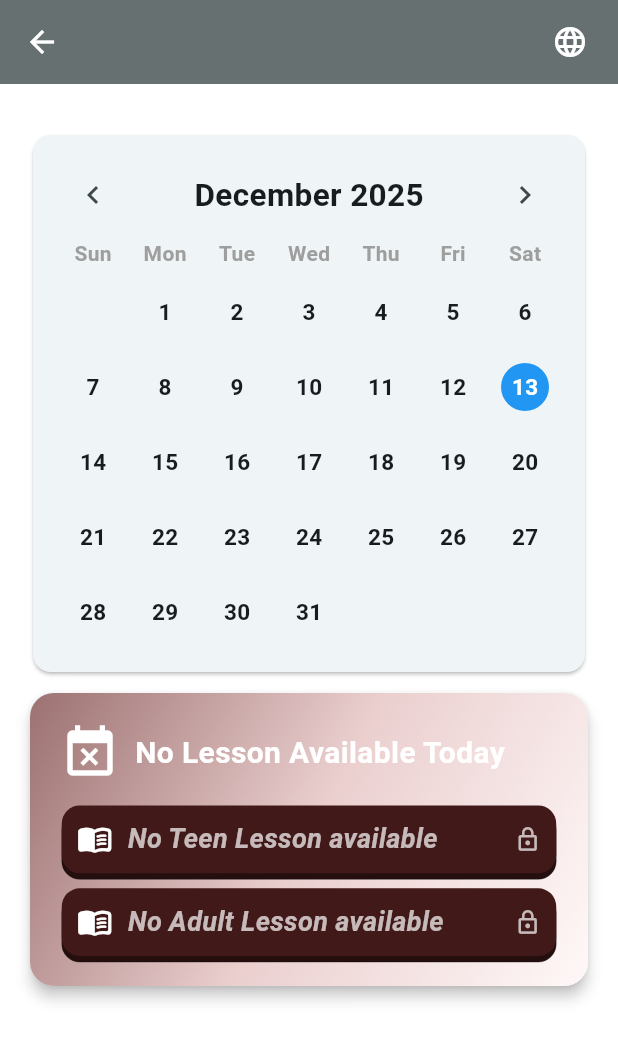
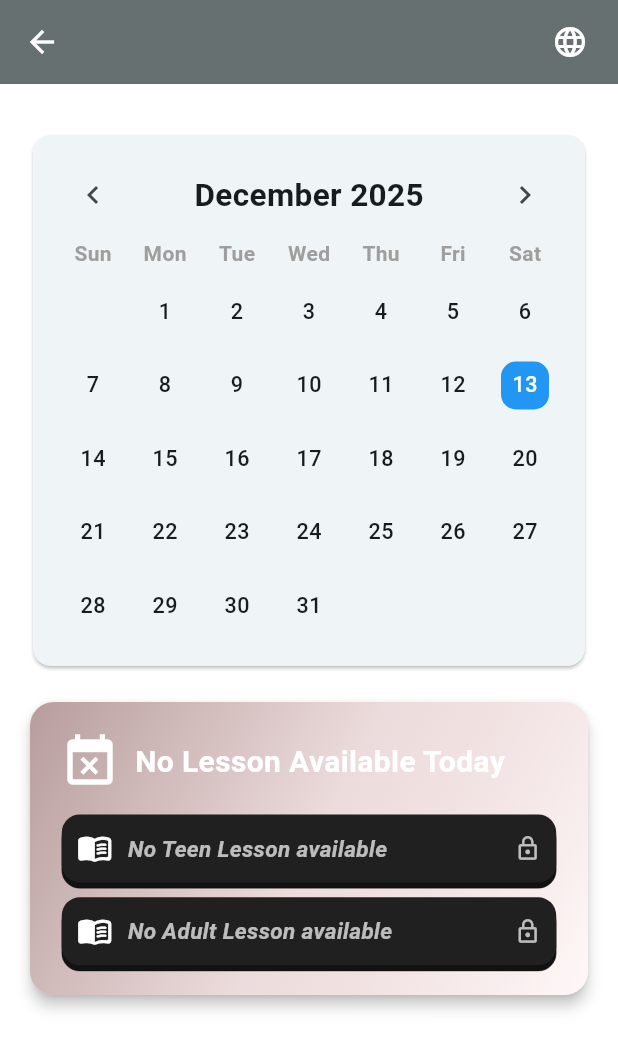
Before and after one commit to OFCsoftwareDevops/SundaySchoolManual, a Flutter app: the Home screen opened directly, on a phone screen of 412 x 824 dp. Shown: the top 1050 px of the screen. Run offline on Flutter 3.47's test engine with Material 3 defaults, Android fonts, the phone set to English and light mode, and no system bars; our stand-ins replace cloud_firestore, cloud_functions, connectivity_plus, firebase_auth, firebase_core, firebase_messaging and 3 more; accounts and stored records are empty.

Commit message:
Minor UI changes for demo

```diff
--- a/lib/UI/buttons.dart
+++ b/lib/UI/buttons.dart
@@ -191,6 +191,49 @@ Widget LessonCardButtons({
   final screenSize = MediaQuery.of(context).size;
   final double buttonWidth = screenSize.width * 0.8;
   final double buttonHeight = screenSize.height * 0.05;
+  const double pressDepth = 4.0;
+
+  return SizedBox(
+    height: buttonHeight + backOffset,
+    width: buttonWidth,
+    child: AnimatedPress3D(
+      onTap: onPressed,
+      topColor: topColor,
+      borderColor: borderColor,
+      borderWidth: borderWidth,
+      backOffset: backOffset,
+      backDarken: backDarken,
+      pressDepth: pressDepth,
+      child: Center(
+        child: child ??
+            Text(
+              text,
+              style: const TextStyle(
+                color: Colors.white,
+                fontSize: 18,
+                fontWeight: FontWeight.w600,
+                letterSpacing: 0.2,
+              ),
+            ),
+      ),
+    ),
+  );
+}
+
+Widget furtherReadingButtons({
+  required BuildContext context,
+  required VoidCallback onPressed,
+  required Color topColor,
+  required String text,                    // still supported
+  Widget? child,                           // ← NEW
+  Color borderColor = const Color.fromARGB(0, 118, 118, 118),
+  double borderWidth = 2.0,
+  double backOffset = 4.0,
+  double backDarken = 0.45,
+}) {
+  final screenSize = MediaQuery.of(context).size;
+  final double buttonWidth = screenSize.width * 0.91;
+  final double buttonHeight = screenSize.height * 0.06;
   const double pressDepth = 4.0;
 
   return SizedBox(
--- a/lib/widgets/calendar.dart
+++ b/lib/widgets/calendar.dart
@@ -204,14 +204,32 @@ class _MonthCalendarState extends State<MonthCalendar> {
                   Container(
                     margin: const EdgeInsets.all(8),
                     decoration: BoxDecoration(
-                      shape: BoxShape.circle,
+                      shape: BoxShape.rectangle,
+                      borderRadius: BorderRadius.circular(10),
                       color: isSelected
                       ? Colors.blue
                       : isToday
                         ? Colors.green
                         : Colors.transparent,
                     ),
-                    child: SizedBox.expand(
+                    child: LayoutBuilder(
+                      builder: (context, constraints) {
+                        final double fontSize = constraints.maxWidth * 0.45;
+                        // or use min(width, height) if not square
+
+                        return Center(
+                          child: Text(
+                            '$day',
+                            style: TextStyle(
+                              fontSize: fontSize,
+                              fontWeight: FontWeight.w500,
+                              color: isSelected || isToday ? Colors.white : null,
+                            ),
+                          ),
+                        );
+                      },
+                    ),
+                    /*child: SizedBox.expand(
                       child: Center(
                         child: Text(
                           '$day',
@@ -222,7 +240,7 @@ class _MonthCalendarState extends State<MonthCalendar> {
                           ),
                         ),
                       ),
-                    ),
+                    ),*/
                   ),
                   if (hasLesson)
                     Positioned(
@@ -260,7 +278,7 @@ class _MonthCalendarState extends State<MonthCalendar> {
 
       if (week.length == 7) {
         rows.add(Row(children: week));
-        rows.add(const SizedBox(height: 2)); // space between weeks
+        rows.add(const SizedBox(height: 1)); // space between weeks
         week = []; // new empty list
       }
     }
--- a/lib/widgets/home.dart
+++ b/lib/widgets/home.dart
@@ -266,10 +266,14 @@ class HomeState extends State<Home> {
                               _loadLesson();
                             },
                           ),
-
+                          const SizedBox(height: 10),
                           // Beautiful Further Reading row — only shows when there is a reading
                           if (todayFurtherReading.isNotEmpty)
-                            _furtherReadingRow(todayReading: todayFurtherReading),
+                            _readingRow(
+                              context: context,
+                              todayReading: todayFurtherReading,
+                            ),
+                            //_furtherReadingRow(todayReading: todayFurtherReading),
                         ],
                       );
                     },
@@ -389,8 +393,8 @@ class HomeState extends State<Home> {
                               begin: Alignment.topLeft,
                               end: Alignment.bottomRight,
                               colors: hasLesson
-                                  ? [const Color(0xFF5D8668), const Color(0xFF9DC2A6), const Color(0xFFEEFFEE)]
-                                  : [const Color(0xFF9C7171), const Color(0xFFEBcfcf), const Color(0xFFFFF8F8)],
+                                  ? [const Color.fromARGB(186, 93, 134, 104), const Color.fromARGB(195, 157, 194, 166), const Color(0xFFEEFFEE)]
+                                  : [const Color.fromARGB(170, 156, 113, 113), const Color.fromARGB(173, 235, 207, 207), const Color(0xFFFFF8F8)],
                             ),
                           ),
                           child: Column(
@@ -417,9 +421,12 @@ class HomeState extends State<Home> {
                               const SizedBox(height: 15),
 
                               // Teen Row
+                              Row(
+                                mainAxisAlignment: MainAxisAlignment.center,
+                                children: [
                                   _lessonRow(
                                     context: context,
-                                icon: Icons.school,
+                                    icon: Icons.play_lesson,
                                     label: lesson?.teenNotes?.topic ?? AppLocalizations.of(context)!.noTeenLesson,
                                     available: lesson?.teenNotes != null,
                                     onTap: () => Navigator.push(
@@ -434,13 +441,23 @@ class HomeState extends State<Home> {
                                       ),
                                     ),
                                   ),
+                                  /*const SizedBox(width: 5),
+                                  _readingRow(
+                                    context: context,
+                                    todayReading: todayFurtherReading,
+                                  ),*/
+                                ],
+                              ),
 
                               const SizedBox(height: 10),
 
                               // Adult Row — FIXED: was "CadeRow"
+                              Row(
+                                mainAxisAlignment: MainAxisAlignment.center,
+                                children: [
                                   _lessonRow(
                                     context: context,
-                                icon: Icons.menu_book_rounded,
+                                    icon: Icons.play_lesson,
                                     label: lesson?.adultNotes?.topic
                                       ?? AppLocalizations.of(context)!.noAdultLesson,
                                     available: lesson?.adultNotes != null,
@@ -455,6 +472,13 @@ class HomeState extends State<Home> {
                                         ),
                                       ),
                                     ),
+                                  ),
+                                  /*const SizedBox(width: 5),
+                                  _readingRow(
+                                    context: context,
+                                    todayReading: todayFurtherReading,
+                                  ),*/
+                                ],
                               ),
                             ],
                           ),
@@ -480,10 +504,11 @@ class HomeState extends State<Home> {
     required bool available,
     required VoidCallback onTap,
   }) {
+
     return LessonCardButtons(
       context: context,
       onPressed: available ? onTap : () {},
-      topColor: available ? const Color.fromARGB(255, 36, 116, 47) : const Color.fromARGB(255, 65, 25, 25),
+      topColor: available ? const Color.fromARGB(255, 20, 140, 100) : const Color.fromARGB(255, 33, 32, 32),
       borderColor: Colors.transparent,
       borderWidth: 0,
       text: "",
@@ -498,7 +523,7 @@ class HomeState extends State<Home> {
                 label,
                 style: TextStyle(
                   color: available ? Colors.white : Colors.white70,
-                  fontSize: 18,
+                  fontSize: 15,
                   fontWeight: FontWeight.w600,
                   letterSpacing: 0.2,
                   fontStyle: available ? FontStyle.normal : FontStyle.italic,
@@ -520,6 +545,83 @@ class HomeState extends State<Home> {
     final key = DateTime(selectedDate.year, selectedDate.month, selectedDate.day);
     return furtherReadingMap[key] ?? "";
   }
+
+  Widget _readingRow({
+    required BuildContext context,
+    required String todayReading,
+  }) {
+    final bool hasReading = todayReading.trim().isNotEmpty;
+    final String displayText =
+        hasReading ? todayReading : "No further reading today";
+
+    return furtherReadingButtons(
+      context: context,
+      onPressed: hasReading
+          ? () => showFurtherReadingDialog(
+                context: context,
+                todayReading: todayReading,
+              )
+          : () {},
+      topColor: hasReading ? const Color.fromARGB(255, 20, 140, 100) : Colors.grey.shade300,
+      borderColor:
+          hasReading ? const Color.fromARGB(0, 99, 59, 167) : const Color.fromARGB(0, 224, 224, 224),
+      borderWidth: hasReading ? 0 : 0,
+      text: "",
+      child: Row(
+        children: [
+          Icon(
+            Icons.menu_book_rounded,
+            size: 38,
+            color: hasReading
+                ? const Color.fromARGB(255, 255, 255, 255)
+                : Colors.grey[500],
+          ),
+          const SizedBox(width: 18),
+          Expanded(
+            child: Row(
+              mainAxisAlignment: MainAxisAlignment.spaceBetween, // ✅ prevents height inflation
+              //crossAxisAlignment: CrossAxisAlignment.start,
+              children: [
+                Text(
+                  "Todays Reading",
+                  style: TextStyle(
+                    fontSize: 17,
+                    color: hasReading
+                        ? const Color.fromARGB(255, 255, 255, 255)
+                        : Colors.grey[600],
+                    fontWeight: FontWeight.w700,
+                  ),
+                ),
+                const SizedBox(width: 0),
+                Text(
+                  displayText,
+                  maxLines: 2,
+                  overflow: TextOverflow.ellipsis,
+                  style: TextStyle(
+                    fontSize: 17,
+                    fontWeight: FontWeight.w400,
+                    color: hasReading
+                        ? const Color.fromARGB(255, 255, 255, 255)
+                        : Colors.grey[700],
+                  ),
+                ),
+              ],
+            ),
+          ),
+          Icon(
+            hasReading
+                ? Icons.arrow_forward_ios_rounded
+                : Icons.lock_outline,
+            color: hasReading
+                ? const Color.fromARGB(255, 255, 255, 255)
+                : Colors.grey[400],
+            size: 22,
+          ),
+        ],
+      ),
+    );
+  }
+
 
   Widget _furtherReadingRow({
     required String todayReading,
```
Lines whose indentation alone changed are shown as unchanged.
